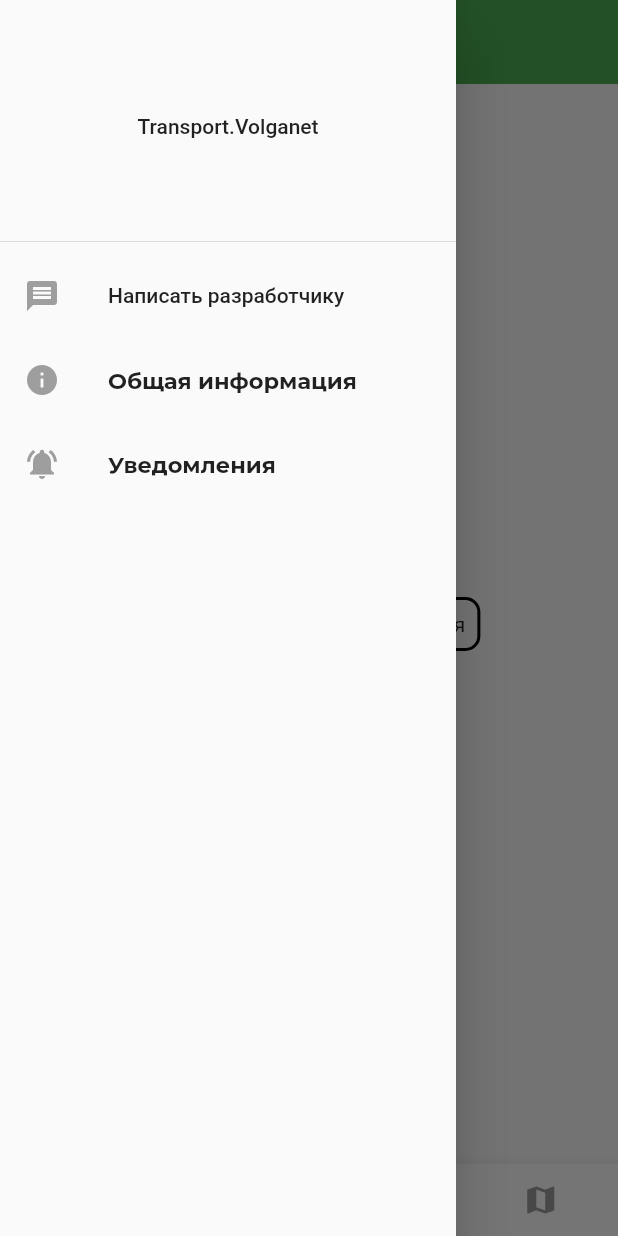
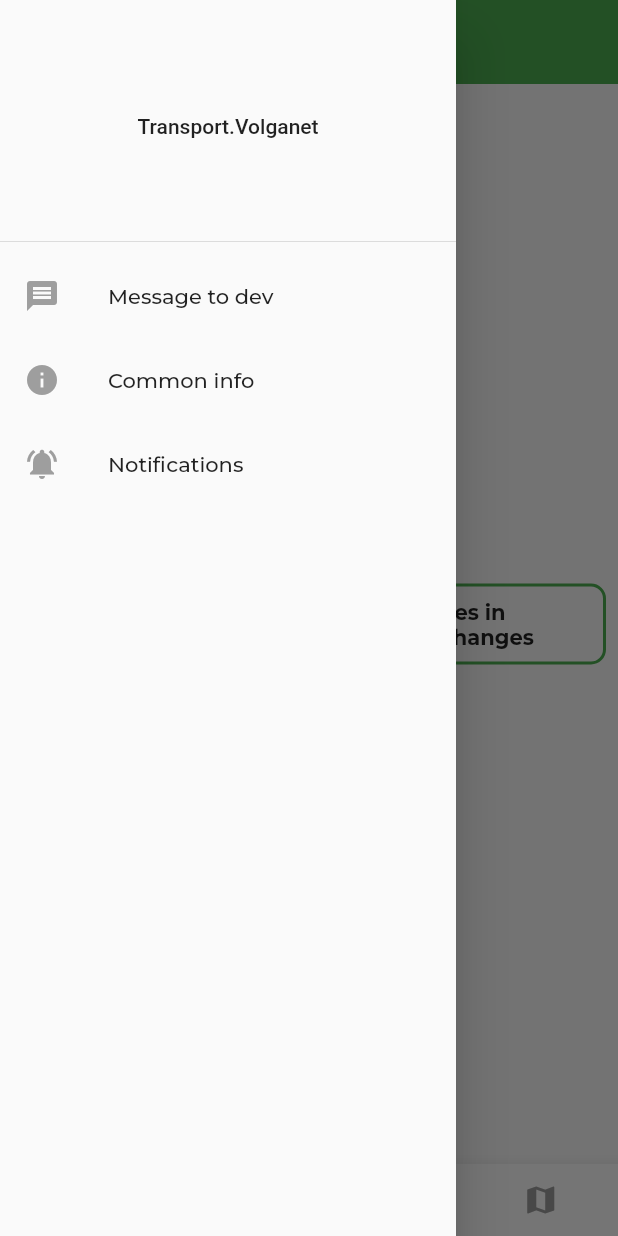
Before and after one commit to aedthuill/transport_app, a Flutter app: the NotifScreen screen opened directly, with the side drawer open, on a phone screen of 412 x 824 dp. Run offline on Flutter 3.47's test engine with Material 2 defaults, Android fonts, the phone set to English and light mode, and no system bars; our stand-ins replace firebase_core, firebase_messaging, flutter_local_notifications, flutter_map, get_it, google_fonts and 4 more; missing offline and left inert: flutter_map_location_marker, flutter_map_marker_cluster; accounts and stored records are empty; generated files the repository leaves out were written again; network calls fail.

Commit message:
some changes

```diff
--- a/lib/l10n/app_en.arb
+++ b/lib/l10n/app_en.arb
@@ -22,7 +22,14 @@
     "desc1": "To change the app's language, go to the system settings of the phone",
     "desc2": "The version for visually impaired persons is also available according to the system settings of the phone",
     "menu": "Message to dev",
-    "menu1": "Common info"
+    "menu1": "Common info",
+    "name5": "Common info",
+    "desc3": "Push-notifications inform about changes in transport's performance or any other changes",
+    "name7": "Stops on the map and your current location",
+    "name8": "Stop's searching",
+    "name9": "Should rename?",
+    "name10": "Route's searching",
+    "name11": "Arrival time wasn't set up"
 
 
 }
--- a/lib/main.dart
+++ b/lib/main.dart
@@ -6,8 +6,6 @@ import 'package:fl_app/models/RouteWithStops.dart';
 import 'package:fl_app/models/Routes.dart';
 import 'package:fl_app/screens/FavoritesPage.dart';
 import 'package:fl_app/screens/HomeSceen.dart';
-import 'package:fl_app/screens/MapPage.dart';
-import 'package:fl_app/screens/NotifScreen.dart';
 import 'package:fl_app/screens/SearchPage.dart';
 
 import 'package:fl_app/service/ChangingTheme.dart';
--- /dev/null
+++ b/lib/models/PushNotif.dart
@@ -0,0 +1,9 @@
+// @dart=2.9
+
+
+class PushNotification{
+ final String title;
+  final String body;
+
+  PushNotification({this.title, this.body});
+}
--- a/lib/screens/HomeSceen.dart
+++ b/lib/screens/HomeSceen.dart
@@ -142,16 +142,20 @@ class _HomescreenState extends State<Homescreen> {
             ),
             ListTile(
               leading: Icon(Icons.message, color: Colors.grey,),
-              title:  Text('Написать разработчику', style:
-              GoogleFonts.montserrat(fontWeight: FontWeight.bold, fontSize: 15 * textScale),),
+              title:  Text(
+                AppLocalizations.of(context).menu,
+                style: GoogleFonts.montserrat(fontSize: 14.0 * textScale),
+              ),
               onTap: () async {
                 await launch("mailto: tvolganet@gmail.com");
               },
             ),
             ListTile(
               leading: Icon(Icons.info, color: Colors.grey),
-              title:  Text('Общая информация', style:
-              GoogleFonts.montserrat(fontWeight: FontWeight.bold, fontSize: 15 * textScale),),
+              title:  Text(
+                AppLocalizations.of(context).menu1,
+                style: GoogleFonts.montserrat(fontSize: 14.0 * textScale),
+              ),
               onTap: () {
                 Navigator.push(
                   context,
@@ -161,8 +165,10 @@ class _HomescreenState extends State<Homescreen> {
             ),
             ListTile(
               leading: Icon(Icons.notifications_active, color: Colors.grey),
-              title:  Text('Уведомления', style:
-              GoogleFonts.montserrat(fontWeight: FontWeight.bold, fontSize: 15 * textScale),),
+              title: Text(
+                AppLocalizations.of(context).name4,
+                style: GoogleFonts.montserrat(fontSize: 14.0 * textScale),
+              ),
               onTap: () {
                 Navigator.push(
                   context,
--- a/lib/screens/InfoForUsers.dart
+++ b/lib/screens/InfoForUsers.dart
@@ -8,6 +8,7 @@ import 'package:flutter_gen/gen_l10n/app_localizations.dart';
 
 import 'HomeSceen.dart';
 import 'MapPage.dart';
+import 'NotifScreen.dart';
 import 'Settings.dart';
 
 class InfoForUsers extends StatelessWidget {
@@ -21,10 +22,9 @@ class InfoForUsers extends StatelessWidget {
     return Scaffold(
       appBar: AppBar(
         title: Text(
-          'Информация о поездке',
-          style: GoogleFonts.montserrat(
-              color: Colors.white, fontWeight: FontWeight.w400),
-        ),
+          AppLocalizations.of(context).name5,
+      style: GoogleFonts.montserrat(fontSize: 16.0 * textScale, fontWeight: FontWeight.bold),
+    ),
       ),
       body: Container(
           child: Column(children: [
@@ -188,6 +188,10 @@ class InfoForUsers extends StatelessWidget {
                 style: GoogleFonts.montserrat(fontSize: 14.0 * textScale),
               ),
               onTap: () {
+                Navigator.push(
+                  context,
+                  MaterialPageRoute(builder: (context) => NotifScreen()),
+                );
               },
             ),
           ],
--- a/lib/screens/NotifScreen.dart
+++ b/lib/screens/NotifScreen.dart
@@ -1,6 +1,7 @@
 // @dart=2.9
 import 'package:firebase_messaging/firebase_messaging.dart';
 import 'package:fl_app/main.dart';
+import 'package:fl_app/models/PushNotif.dart';
 import 'package:fl_app/service/LocalNotif.dart';
 import 'package:flutter/material.dart';
 import 'package:flutter_local_notifications/flutter_local_notifications.dart';
@@ -23,6 +24,7 @@ class NotifScreen extends StatefulWidget {
 }
 
 class _NotifScreenState extends State<NotifScreen> {
+  PushNotification _notificationInfo;
 
   @override
   void initState() {
@@ -31,7 +33,7 @@ class _NotifScreenState extends State<NotifScreen> {
     ///gives you the message on which user taps
     ///and it opened the app from terminated state
     FirebaseMessaging.instance.getInitialMessage().then((message) {
-      if(message != null){
+      if (message != null) {
         final routeFromMessage = message.data["route"];
 
         Navigator.of(context).pushNamed(routeFromMessage);
@@ -40,17 +42,21 @@ class _NotifScreenState extends State<NotifScreen> {
 
     ///forground work
     FirebaseMessaging.onMessage.listen((message) {
-      if(message.notification != null){
+      if (message.notification != null) {
         print(message.notification.body);
         print(message.notification.title);
-        showDialog(context: context,  builder: (BuildContext context) {
+        showDialog(
+            context: context,
+            builder: (BuildContext context) {
               return AlertDialog(
                 title: Text(message.notification.body),
                 content: Text(message.notification.title),
                 actions: [
-              TextButton(onPressed: (){
+                  TextButton(
+                      onPressed: () {
                         Navigator.of(context).pop();
-              }, child: Text('Ok'))
+                      },
+                      child: Text('Ok'))
                 ],
               );
             });
@@ -62,9 +68,15 @@ class _NotifScreenState extends State<NotifScreen> {
     ///When the app is in background but opened and user taps
     ///on the notification
     FirebaseMessaging.onMessageOpenedApp.listen((message) {
-      final routeFromMessage = message.data["route"];
-
-      Navigator.of(context).pushNamed(routeFromMessage);
+      PushNotification notification = PushNotification(
+        title: message.notification.title,
+        body: message.notification.body,
+      );
+      setState(() {
+        _notificationInfo = notification;
+      });
+      Navigator.push(
+          context, MaterialPageRoute(builder: (context) => NotifScreen()));
     });
 
     super.initState();
@@ -75,21 +87,26 @@ class _NotifScreenState extends State<NotifScreen> {
     final textScale = MediaQuery.of(context).textScaleFactor;
     return Scaffold(
       appBar: AppBar(
-          title: Text('Уведомления', style: GoogleFonts.montserrat()),
+        title: Text(AppLocalizations.of(context).name4,
+            style: GoogleFonts.montserrat(
+                fontSize: 18 * textScale, fontWeight: FontWeight.bold)),
       ),
-        body: Center(
+      body:  Center(
               child: Padding(
                 padding: const EdgeInsets.all(8.0),
                 child: Container(
                   decoration: BoxDecoration(
-                  border: Border.all(width: 2),
+                      border: Border.all(width: 2, color: Colors.green),
                       borderRadius: BorderRadius.all(Radius.circular(10))),
                   child: Row(
                     mainAxisSize: MainAxisSize.min,
                     children: [
-                  Padding(
+                      Expanded(
+                        child: Padding(
                           padding: const EdgeInsets.all(8.0),
-                    child: Text("Здесь будут ваши уведомления"),
+                          child: Text(AppLocalizations.of(context).desc3, style: GoogleFonts.montserrat(
+                              fontSize: 14 * textScale, fontWeight: FontWeight.bold)),
+                        ),
                       )
                     ],
                   ),
@@ -105,11 +122,13 @@ class _NotifScreenState extends State<NotifScreen> {
                 icon: Icon(
                   Icons.settings,
                   color: Colors.grey,
-                ), onPressed: () {
+                ),
+                onPressed: () {
                   Navigator.push(
                     context,
                     MaterialPageRoute(builder: (context) => SettingsPage()),
-                );},
+                  );
+                },
               ),
               IconButton(
                   icon: Icon(Icons.home, color: Colors.grey),
@@ -125,7 +144,8 @@ class _NotifScreenState extends State<NotifScreen> {
                     Navigator.pushNamed(context, 'favorite');
                   }),
               IconButton(
-                  icon: Icon(Icons.map, color: Colors.grey), onPressed: () {
+                  icon: Icon(Icons.map, color: Colors.grey),
+                  onPressed: () {
                     Navigator.push(
                       context,
                       MaterialPageRoute(builder: (context) => MapPage()),
@@ -138,21 +158,31 @@ class _NotifScreenState extends State<NotifScreen> {
           padding: EdgeInsets.zero,
           children: [
             const DrawerHeader(
-              decoration: BoxDecoration(
-              ),
-              child: Center(child: Text('Transport.Volganet',)),
+              decoration: BoxDecoration(),
+              child: Center(
+                  child: Text(
+                'Transport.Volganet',
+              )),
             ),
             ListTile(
-              leading: Icon(Icons.message, color: Colors.grey,),
-              title:  Text('Написать разработчику'),
+              leading: Icon(
+                Icons.message,
+                color: Colors.grey,
+              ),
+              title: Text(
+                AppLocalizations.of(context).menu,
+                style: GoogleFonts.montserrat(fontSize: 14.0 * textScale),
+              ),
               onTap: () async {
                 await launch("mailto: tvolganet@gmail.com");
               },
             ),
             ListTile(
               leading: Icon(Icons.info, color: Colors.grey),
-              title:  Text('Общая информация', style:
-              GoogleFonts.montserrat(fontWeight: FontWeight.bold, fontSize: 15 * textScale),),
+              title: Text(
+                AppLocalizations.of(context).menu1,
+                style: GoogleFonts.montserrat(fontSize: 14.0 * textScale),
+              ),
               onTap: () {
                 Navigator.push(
                   context,
@@ -162,9 +192,15 @@ class _NotifScreenState extends State<NotifScreen> {
             ),
             ListTile(
               leading: Icon(Icons.notifications_active, color: Colors.grey),
-              title:  Text('Уведомления', style:
-              GoogleFonts.montserrat(fontWeight: FontWeight.bold, fontSize: 15 * textScale),),
+              title: Text(
+                AppLocalizations.of(context).name4,
+                style: GoogleFonts.montserrat(fontSize: 14.0 * textScale),
+              ),
               onTap: () {
+                Navigator.push(
+                  context,
+                  MaterialPageRoute(builder: (context) => NotifScreen()),
+                );
               },
             ),
           ],
--- a/lib/service/ApiService.dart
+++ b/lib/service/ApiService.dart
@@ -133,6 +133,8 @@ class ApiService {
 
 
   //all times transport arrivals
+  //but it works really slow if we add it into algorithm, I don't know how to optimize
+
   Future <List<AllArrivalsTransport>> fetchAllArrivals(int mv_id)async{
     String username = 'VOLGA';
     String password = 'NET';
--- a/pubspec.yaml
+++ b/pubspec.yaml
@@ -15,7 +15,7 @@ publish_to: 'none' # Remove this line if you wish to publish to pub.dev
 # In iOS, build-name is used as CFBundleShortVersionString while build-number used as CFBundleVersion.
 # Read more about iOS versioning at
 # https://developer.apple.com/library/archive/documentation/General/Reference/InfoPlistKeyReference/Articles/CoreFoundationKeys.html
-version: 1.0.0+1
+version: 1.0.0+2
 
 environment:
   sdk: ">=2.12.0 <3.0.0"
```
Also changed, not shown: lib/l10n/app_ru.arb (+30 -1 lines), lib/screens/FavoritesPage.dart (+29 -8 lines), lib/screens/MapPage.dart (+39 -14 lines), lib/screens/MarshrutPage.dart (+18 -6 lines), lib/screens/SearchPage.dart (+78 -24 lines), lib/screens/Settings.dart (+7 -7 lines), lib/screens/StopsPage.dart (+20 -19 lines). Lines whose indentation alone changed are shown as unchanged.
